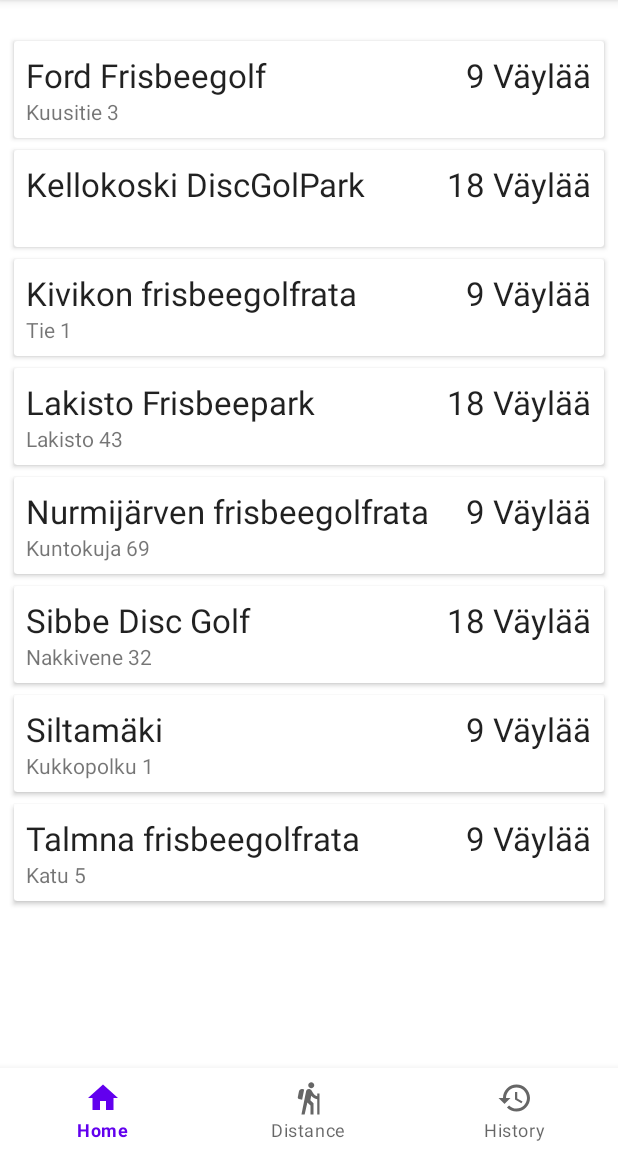
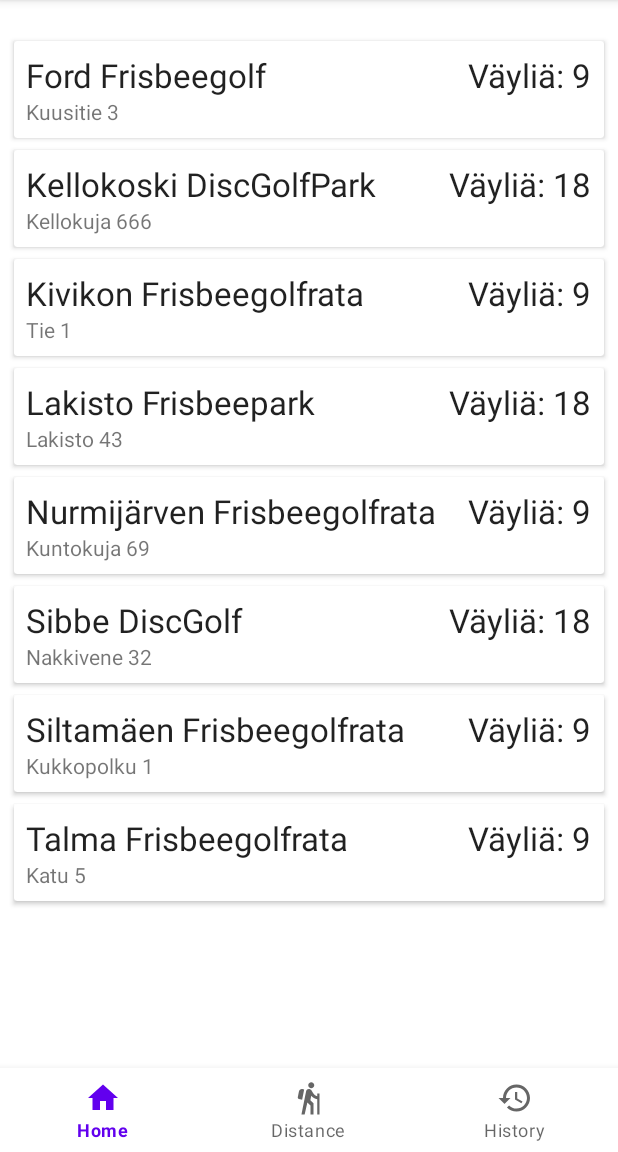
Before and after one commit to miskang863/fribanator, an Android app: the screen it shows after launch (MainActivity), on a phone screen of 412 x 824 dp, the part 84-1236 px from its top. Run offline under Robolectric (Android 15) with nearby library versions, the phone set to English and light mode, and no system bars; our stand-ins replace Room's generated code, navigation-ui.

Commit message:
vaihdettu ratatekstejä

```diff
--- a/app/src/main/java/com/example/fribanator/RataDatabase.java
+++ b/app/src/main/java/com/example/fribanator/RataDatabase.java
@@ -56,65 +56,21 @@ public abstract class RataDatabase extends RoomDatabase {
 
         @Override
         protected Void doInBackground(Void... voids) {
-           // getCurrencies();
             ArrayList<Integer> myPars1 = new ArrayList<>(Arrays.asList(3,3,4,3,3,4,2,2,3));
             ArrayList<Integer> myPars2 = new ArrayList<>(Arrays.asList(3,3,4,3,3,4,2,2,3));
             ArrayList<Integer> myPars3 = new ArrayList<>(Arrays.asList(3,3,4,3,3,4,2,2,3,3,3,4,3,3,4,2,2,3));
 
-
-
-            rataDao.insert(new Rata("Siltamäki", "Kukkopolku 1", myPars1));
+            rataDao.insert(new Rata("Siltamäen Frisbeegolfrata", "Kukkopolku 1", myPars1));
             rataDao.insert(new Rata("Ford Frisbeegolf", "Kuusitie 3", myPars2));
-            rataDao.insert(new Rata("Kellokoski DiscGolPark", "", myPars3));
-            rataDao.insert(new Rata("Kivikon frisbeegolfrata", "Tie 1", myPars1));
-            rataDao.insert(new Rata("Talmna frisbeegolfrata", "Katu 5", myPars2));
-            rataDao.insert(new Rata("Sibbe Disc Golf", "Nakkivene 32", myPars3));
-            rataDao.insert(new Rata("Nurmijärven frisbeegolfrata", "Kuntokuja 69", myPars2));
+            rataDao.insert(new Rata("Kellokoski DiscGolfPark", "Kellokuja 666", myPars3));
+            rataDao.insert(new Rata("Kivikon Frisbeegolfrata", "Tie 1", myPars1));
+            rataDao.insert(new Rata("Talma Frisbeegolfrata", "Katu 5", myPars2));
+            rataDao.insert(new Rata("Sibbe DiscGolf", "Nakkivene 32", myPars3));
+            rataDao.insert(new Rata("Nurmijärven Frisbeegolfrata", "Kuntokuja 69", myPars2));
             rataDao.insert(new Rata("Lakisto Frisbeepark", "Lakisto 43", myPars3));
-
 
             return null;
         }
-/*
-        void getCurrencies() {
-            ArrayList<Rata> currencies = new ArrayList<>();
-            final OkHttpClient client = new OkHttpClient();
-            Request request = new Request.Builder()
-                    .url("https://www.ecb.europa.eu/stats/eurofxref/eurofxref-daily.xml")
-                    .build();
-
-            client.newCall(request).enqueue(new okhttp3.Callback() {
-                @Override
-                public void onFailure(Call call, IOException e) {
-                    e.printStackTrace();
-                }
-
-                @RequiresApi(api = Build.VERSION_CODES.N)
-                @Override
-                public void onResponse(Call call, Response response) throws IOException {
-                    Log.d("demo", "onResponse: " + Thread.currentThread().getId());
-
-                    if (response.isSuccessful()) {
-                        ResponseBody responseBody = response.body();
-                        CurrencyXmlParser currencyXmlParser = new CurrencyXmlParser();
-                        try {
-                            ArrayList<Rata> currencies = currencyXmlParser.parse(response.body().byteStream());
-                            currencies.forEach(currency -> {
-                                rataDao.insert(currency);
-                            });
-                        } catch (SAXException e) {
-                            e.printStackTrace();
-                        }
-                    } else {
-                        ResponseBody responseBody = response.body();
-                        String body = responseBody.string();
-                        Log.d("demo", "onResponse: " + body);
-                    }
-                }
-            });
-
-        }
-*/
     }
 
 }
--- a/app/src/main/java/com/example/fribanator/RecyclerAdapter.java
+++ b/app/src/main/java/com/example/fribanator/RecyclerAdapter.java
@@ -59,7 +59,7 @@ public class RecyclerAdapter extends RecyclerView.Adapter<RecyclerAdapter.MyView
 
         myViewHolder.nameTxt.setText(name);
         myViewHolder.addressTxt.setText(address);
-        myViewHolder.fairwayTxt.setText(radat.get(position).getParList().size() +" Väylää");
+        myViewHolder.fairwayTxt.setText("Väyliä: " + radat.get(position).getParList().size());
     }
 
     @Override
```
